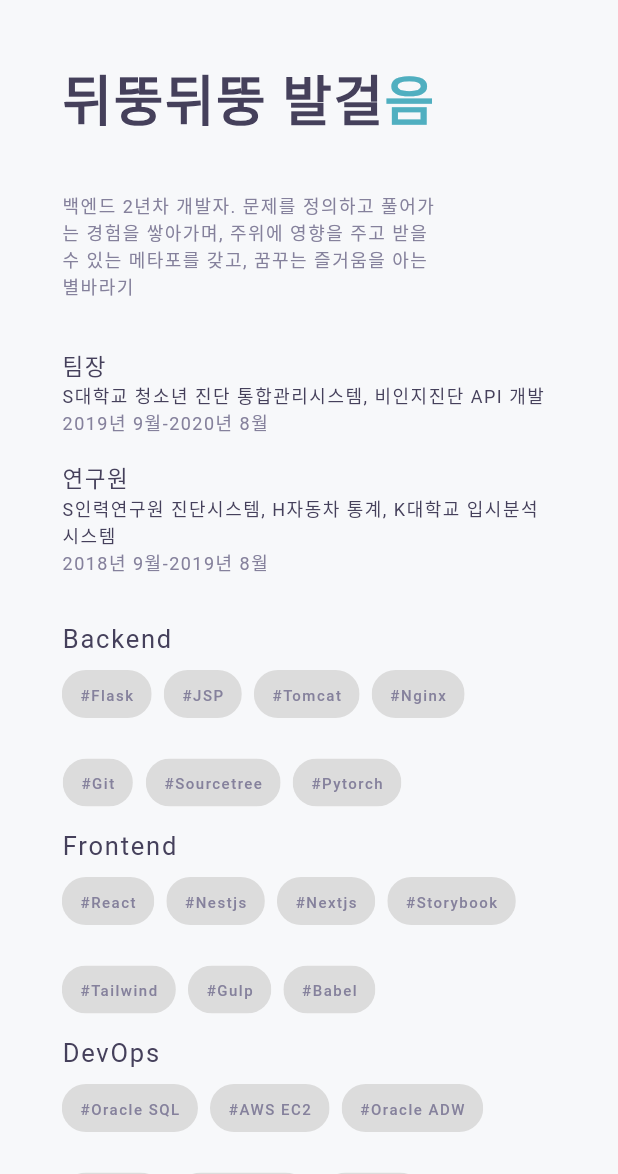
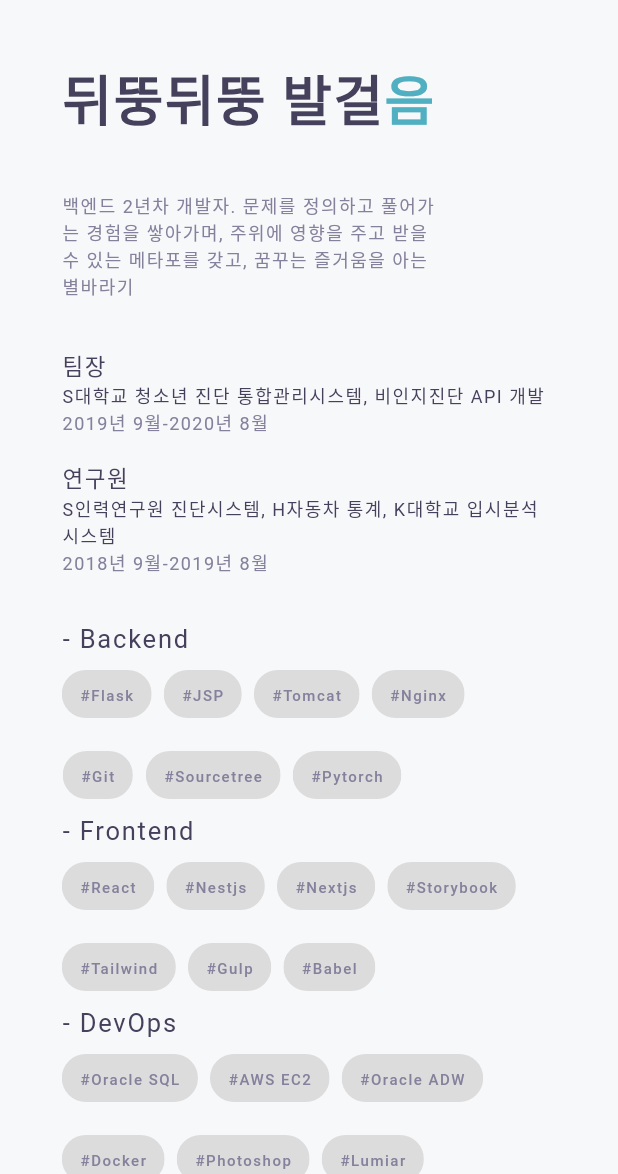
Before and after one commit to JS3322/portfolio_profile_flutter, a Flutter app: the screen it shows after launch, on a phone screen of 412 x 824 dp, the part 62-1236 px from its top. Run offline on Flutter 3.47's test engine with Material 2 defaults, Android fonts, the phone set to English and light mode, and no system bars; Roboto replaces fonts that are missing (NexaBold, NexaLight, ProductSans).

Commit message:
20210404_v4

```diff
--- a/lib/constants/strings.dart
+++ b/lib/constants/strings.dart
@@ -10,9 +10,9 @@ class Strings {
   static const String summary =
       '백엔드 2년차 개발자. 문제를 정의하고 풀어가는 경험을 쌓아가며, 주위에 영향을 주고 받을 수 있는 메타포를 갖고, 꿈꾸는 즐거움을 아는 별바라기';
   static const String skills_i_have = 'SKILL KEYWORD';
-  static const String skills_devops = 'DevOps';
-  static const String skills_backend = 'Backend';
-  static const String skills_frontend = 'Frontend';
+  static const String skills_devops = '- DevOps';
+  static const String skills_backend = '- Backend';
+  static const String skills_frontend = '- Frontend';
   static const String rights_reserved = 'P. 2021 GANADA STEP. WELCOME.';
 
   //topbar menu list
--- a/lib/ui/home.dart
+++ b/lib/ui/home.dart
@@ -328,23 +328,23 @@ class HomePage extends StatelessWidget {
         .toList();
 
     final List<Widget> widgets_devops = devops
-        .map((skill) => Padding(
-              padding: EdgeInsets.only(right: 8.0, top: 3.0, bottom: 8.0),
-              child: _buildSkillChip(context, skill),
+        .map((devops) => Padding(
+              padding: EdgeInsets.only(right: 8.0, top: 3.0, bottom: 3.0),
+              child: _buildSkillChip(context, devops),
             ))
         .toList();
 
     final List<Widget> widgets_backend = backend
-        .map((skill) => Padding(
-              padding: EdgeInsets.only(right: 8.0, top: 3.0, bottom: 8.0),
-              child: _buildSkillChip(context, skill),
+        .map((backend) => Padding(
+              padding: EdgeInsets.only(right: 8.0, top: 3.0, bottom: 3.0),
+              child: _buildSkillChip(context, backend),
             ))
         .toList();
 
     final List<Widget> widgets_frontend = frontend
-        .map((skill) => Padding(
-              padding: EdgeInsets.only(right: 8.0, top: 3.0, bottom: 8.0),
-              child: _buildSkillChip(context, skill),
+        .map((frontend) => Padding(
+              padding: EdgeInsets.only(right: 8.0, top: 3.0, bottom: 3.0),
+              child: _buildSkillChip(context, frontend),
             ))
         .toList();
 
```
